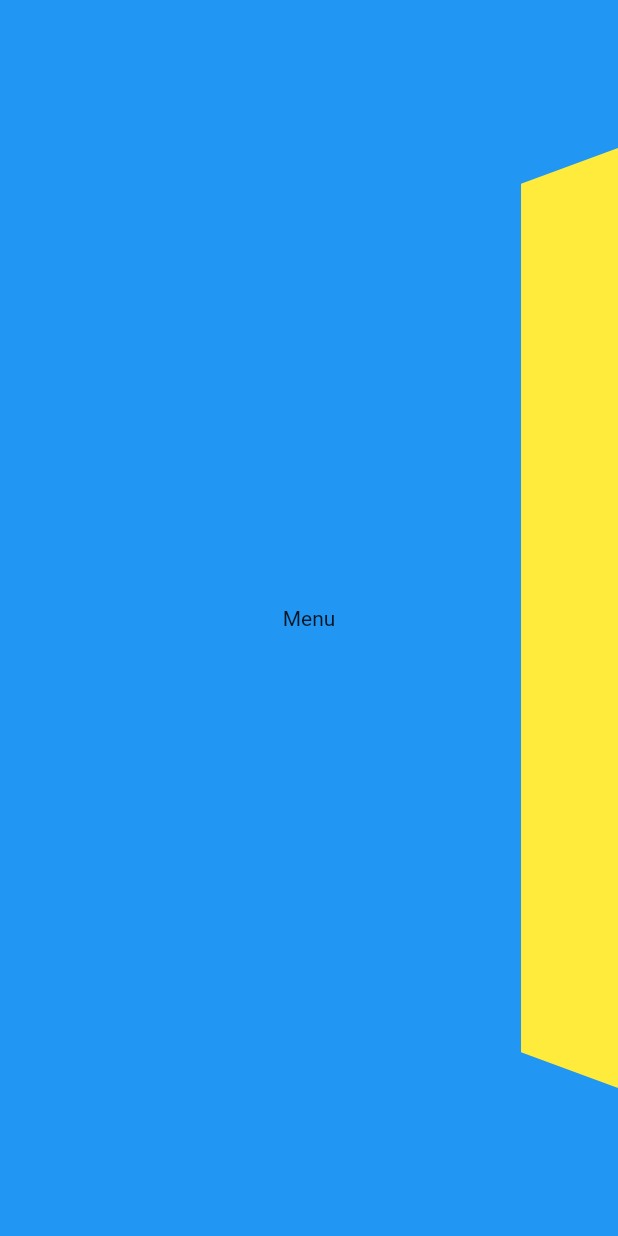
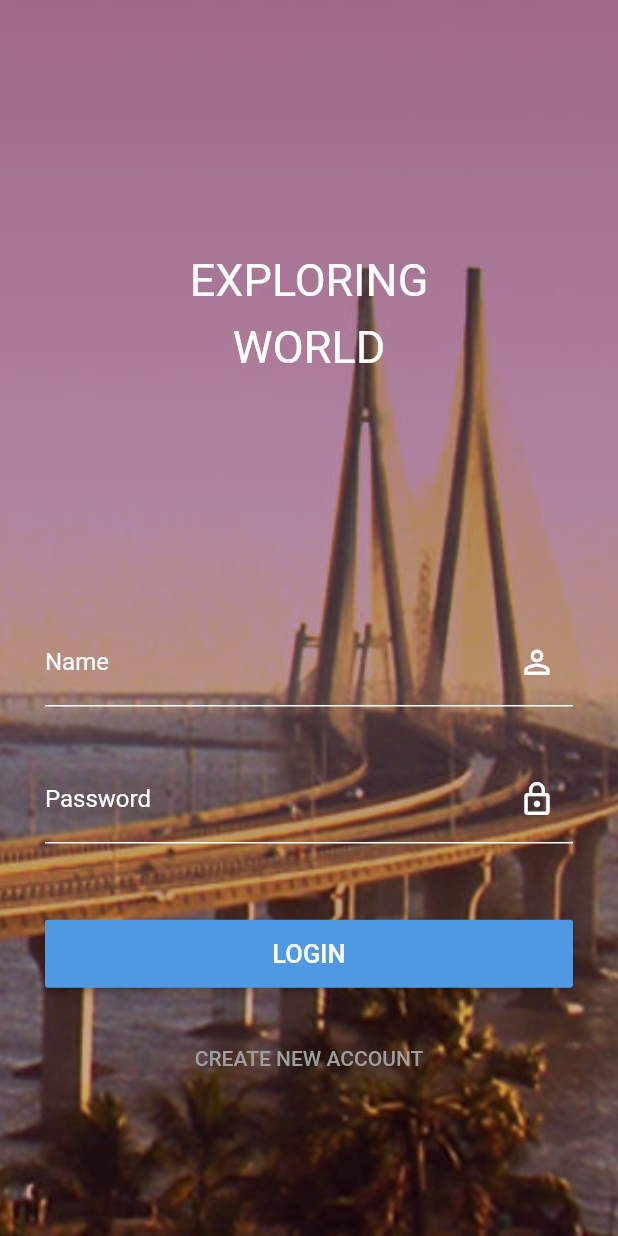
Before and after one commit to JKPK/weekly_flutter_challenge_6_menu, a Flutter app: the screen it shows after launch, on a phone screen of 412 x 824 dp. Run offline on Flutter 3.47's test engine with Material 2 defaults, Android fonts, the phone set to English and light mode, and no system bars.

Commit message:
Draft of login page.

```diff
--- a/lib/pages/login_page.dart
+++ b/lib/pages/login_page.dart
@@ -1,20 +1,111 @@
 import 'package:flutter/material.dart';
+
+import '../styleguide.dart';
 
 class LoginPage extends StatelessWidget {
   @override
   Widget build(BuildContext context) {
     return Transform(
-      transform: Matrix4.identity()
-        ..setEntry(3, 2, 0.001)
-        ..translate(250.0)
-        ..rotateY(1)
-        ..scale(0.8),
+      transform: Matrix4.identity(),
+      // ..setEntry(3, 2, 0.001)
+      // ..translate(250.0)
+      // ..rotateY(1)
+      // ..scale(0.8),
       alignment: FractionalOffset.center,
-      child: Container(
-        color: Colors.yellow,
-        child: Center(
-          child: Text('Login Page'),
-        ),
+      child: Stack(
+        children: <Widget>[
+          Image(
+            image: AssetImage('assets/images/login_background.jpg'),
+            fit: BoxFit.cover,
+            height: MediaQuery.of(context).size.height,
+            width: MediaQuery.of(context).size.width,
+          ),
+          Container(
+            child: Column(
+              children: <Widget>[
+                Container(
+                  child: Center(
+                    child: Text(
+                      "Exploring\nworld".toUpperCase(),
+                      textAlign: TextAlign.center,
+                      style: TextStyle(
+                        height: 1.5,
+                        color: Colors.white,
+                        fontSize: 30,
+                      ),
+                    ),
+                  ),
+                  height: MediaQuery.of(context).size.height * .5,
+                ),
+                Container(
+                  padding: EdgeInsets.symmetric(horizontal: 30),
+                  child: Center(
+                    child: TextField(
+                      decoration: inputDecoration,
+                      style: const TextStyle(
+                        color: Colors.white,
+                      ),
+                      cursorColor: Colors.white,
+                    ),
+                  ),
+                ),
+                Container(
+                  height: MediaQuery.of(context).size.height * .15,
+                  padding: EdgeInsets.symmetric(horizontal: 30),
+                  child: Center(
+                    child: TextField(
+                      decoration: inputDecoration.copyWith(
+                          suffixIcon: Icon(
+                            Icons.lock_outline,
+                            color: Colors.white,
+                            size: 25,
+                          ),
+                          labelText: "Password"),
+                      style: const TextStyle(
+                        color: Colors.white,
+                      ),
+                      cursorColor: Colors.white,
+                      obscureText: true,
+                    ),
+                  ),
+                ),
+                Container(
+                  padding: EdgeInsets.symmetric(horizontal: 30),
+                  height: MediaQuery.of(context).size.height * .10,
+                  child: Center(
+                    child: SizedBox(
+                      width: double.infinity,
+                      height: MediaQuery.of(context).size.height * .055,
+                      child: RaisedButton(
+                        textColor: Colors.white,
+                        color: Color(0xFF4F99E3),
+                        onPressed: () {},
+                        child: Text(
+                          "login".toUpperCase(),
+                          style: TextStyle(fontSize: 17),
+                        ),
+                      ),
+                    ),
+                  ),
+                ),
+                Container(
+                  padding: EdgeInsets.symmetric(horizontal: 30),
+                  height: MediaQuery.of(context).size.height * .07,
+                  child: Center(
+                    child: FlatButton(
+                      textColor: Colors.grey,
+                      onPressed: () {},
+                      child: Text(
+                        "Create new account".toUpperCase(),
+                        style: TextStyle(fontSize: 14),
+                      ),
+                    ),
+                  ),
+                ),
+              ],
+            ),
+          ),
+        ],
       ),
     );
   }
--- /dev/null
+++ b/lib/styleguide.dart
@@ -0,0 +1,23 @@
+import 'package:flutter/material.dart';
+
+const InputDecoration inputDecoration = const InputDecoration(
+  suffixIcon: Icon(
+    Icons.person_outline,
+    color: Colors.white,
+    size: 25,
+  ),
+  labelText: "Name",
+  labelStyle: TextStyle(
+    color: Colors.white,
+  ),
+  enabledBorder: UnderlineInputBorder(
+    borderSide: BorderSide(
+      color: Colors.white,
+    ),
+  ),
+  focusedBorder: UnderlineInputBorder(
+    borderSide: BorderSide(
+      color: Colors.white,
+    ),
+  ),
+);
--- a/pubspec.yaml
+++ b/pubspec.yaml
@@ -17,9 +17,9 @@ dev_dependencies:
 flutter:
   uses-material-design: true
 
-  # assets:
-  #  - images/a_dot_burr.jpeg
-  #  - images/a_dot_ham.jpeg
+  assets:
+   - assets/images/login_background.jpg
+   - assets/images/menu_background.jpg
 
   # fonts:
   #   - family: Schyler
```
Also changed, not shown: assets/images/login_background.jpg (added), assets/images/menu_background.jpg (added), 1 other file.
